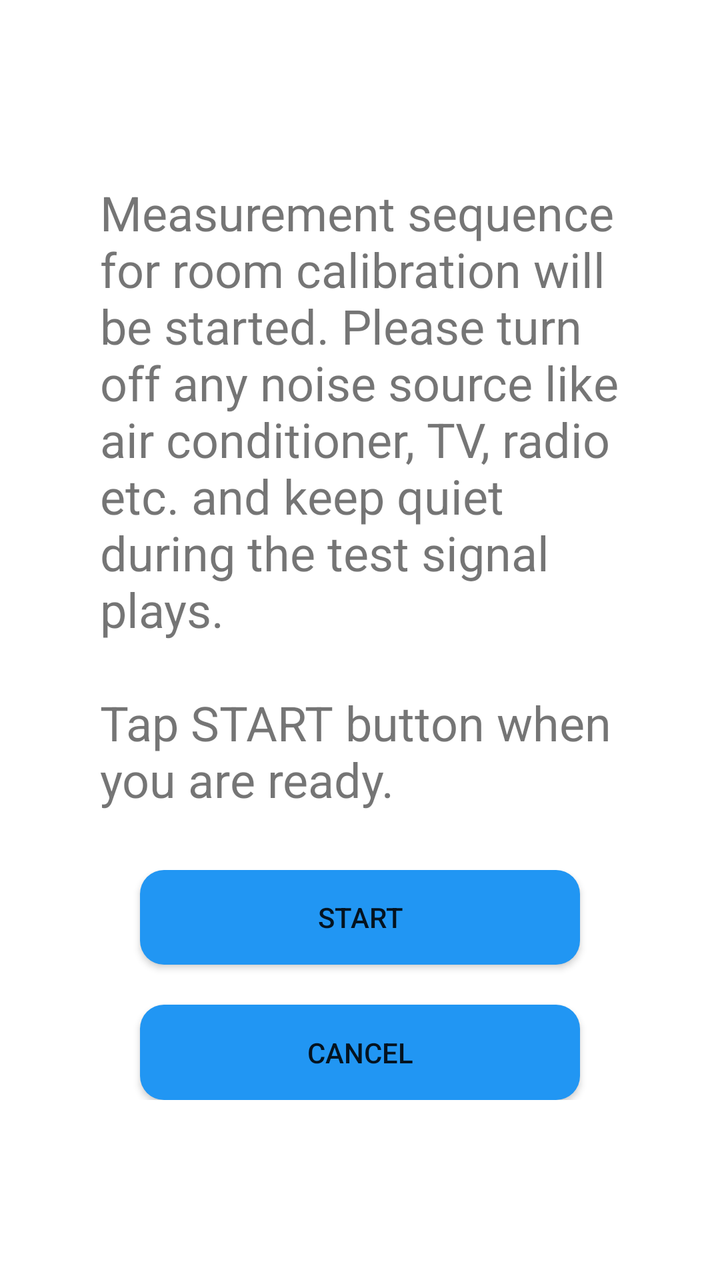
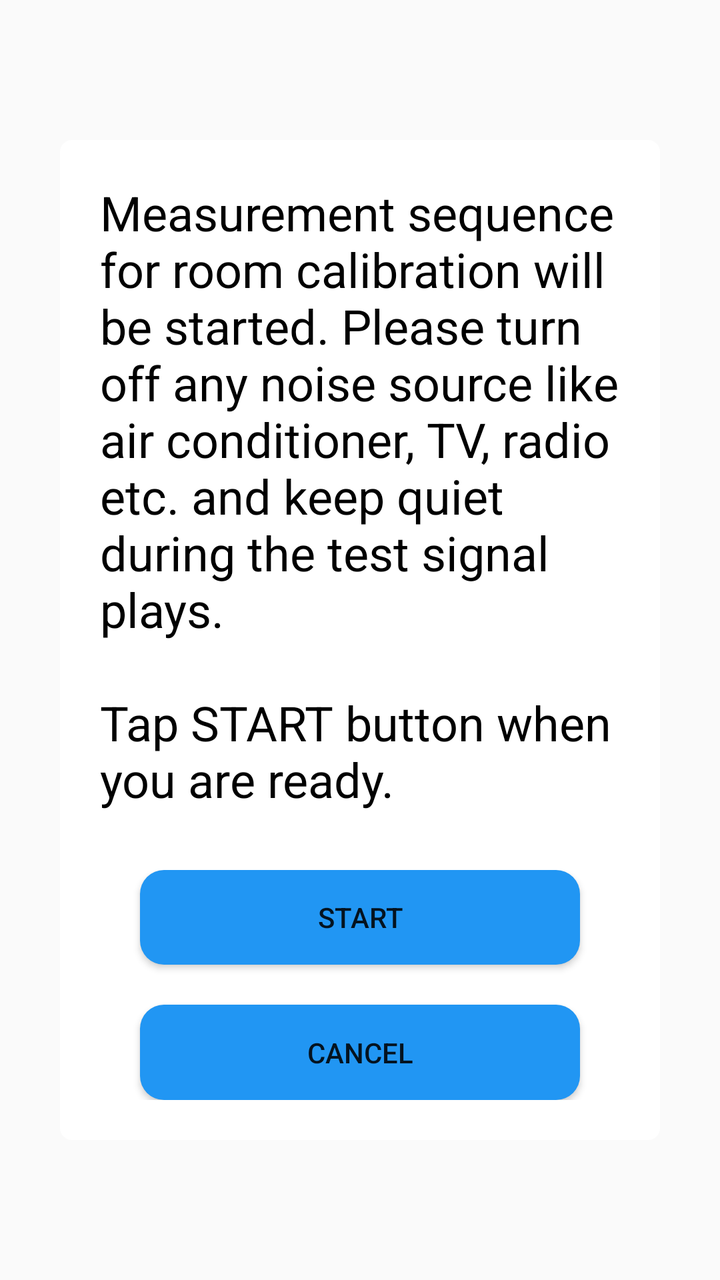

An Android layout rendered at two revisions. The XML below is the earlier revision; the diff shows what the commit changed to produce the second picture.
<!-- AndroidManifest.xml: application theme Theme.RoomEqualizer -->
<!-- res/layout/popup_layout1.xml -->
<?xml version="1.0" encoding="utf-8"?>
<LinearLayout xmlns:android="http://schemas.android.com/apk/res/android"
    xmlns:app="http://schemas.android.com/apk/res-auto"
    android:layout_width="match_parent"
    android:layout_height="match_parent"
    android:gravity="center"
    android:orientation="vertical">

    <LinearLayout
        android:layout_width="300dp"
        android:layout_height="500dp"
        android:background="@drawable/bg_popup_white"
        android:orientation="vertical"
        android:padding="20dp">

        <LinearLayout
            android:layout_width="match_parent"
            android:layout_height="0dp"
            android:layout_weight="6"
            android:orientation="horizontal">

            <TextView
                android:id="@+id/tvMessage"
                android:layout_width="match_parent"
                android:layout_height="wrap_content"
                android:text="@string/noti_measurement"
                android:textSize="24sp" />
        </LinearLayout>

        <LinearLayout
            android:layout_width="match_parent"
            android:layout_height="0dp"
            android:layout_weight="2"
            android:orientation="vertical">

            <android.widget.Button
                android:id="@+id/btnStartMeasurement"
                android:layout_width="match_parent"
                android:layout_height="0dp"
                android:layout_marginLeft="20dp"
                android:layout_marginRight="20dp"
                android:layout_marginBottom="10dp"
                android:layout_weight="1"
                android:background="@drawable/bg_button"
                android:text="@string/start" />

            <android.widget.Button
                android:id="@+id/btnCancelMeasurement"
                android:layout_width="match_parent"
                android:layout_height="0dp"
                android:layout_marginLeft="20dp"
                android:layout_marginTop="10dp"
                android:layout_marginRight="20dp"
                android:layout_weight="1"
                android:background="@drawable/bg_button"
                android:text="@string/cancel" />
        </LinearLayout>

    </LinearLayout>

</LinearLayout>
<!-- resources referenced by this layout -->
<resources>
  <!-- drawable bg_button (drawable) -->
  <?xml version="1.0" encoding="utf-8"?>
  <selector xmlns:android="http://schemas.android.com/apk/res/android">
  
      
      <item android:state_pressed="true">
          <shape android:shape="rectangle">
              <solid android:color="#2196F3" /> 
              <corners android:radius="12dp" /> 
          </shape>
      </item>
  
      
      <item>
          <shape android:shape="rectangle">
              <solid android:color="#2196F3" /> 
              <corners android:radius="12dp" /> 
          </shape>
      </item>
  
  </selector>
  <!-- drawable bg_popup_white (drawable) -->
  <?xml version="1.0" encoding="utf-8"?>
  <selector xmlns:android="http://schemas.android.com/apk/res/android">
  
      <item android:state_pressed="true">
          <shape android:shape="rectangle">
              <solid android:color="#FFFFFFFF" /> 
              <corners android:radius="6dp" /> 
          </shape>
      </item>
  
      <item>
          <shape android:shape="rectangle">
              <solid android:color="#FFFFFFFF" /> 
              <corners android:radius="6dp" /> 
          </shape>
      </item>
  
  </selector>
  <string name="cancel">CANCEL</string>
  <string name="noti_measurement">Measurement sequence for room calibration will be started. Please turn off any noise source like air conditioner, TV, radio etc. and keep quiet during the test signal plays.\n\nTap START button when you are ready.</string>
  <string name="start">START</string>
  <style name="Theme.RoomEqualizer" parent="Theme.MaterialComponents.DayNight.DarkActionBar">
          
          <item name="colorPrimary">@color/purple_500</item>
          <item name="colorPrimaryVariant">@color/purple_700</item>
          <item name="colorOnPrimary">@color/white</item>
          
          <item name="colorSecondary">@color/teal_200</item>
          <item name="colorSecondaryVariant">@color/teal_700</item>
          <item name="colorOnSecondary">@color/black</item>
          
          <item name="android:statusBarColor">?attr/colorPrimaryVariant</item>
          
      </style>
  <color name="purple_500">#FF6200EE</color>
  <color name="purple_700">#FF3700B3</color>
  <color name="white">#FFFFFFFF</color>
  <color name="teal_200">#FF03DAC5</color>
  <color name="teal_700">#FF018786</color>
  <color name="black">#FF000000</color>
</resources>

<!-- the commit's change to res/layout/popup_layout1.xml (unified diff, before → after) -->
@@ -24,6 +24,7 @@
                 android:layout_width="match_parent"
                 android:layout_height="wrap_content"
                 android:text="@string/noti_measurement"
+                android:textColor="@color/black"
                 android:textSize="24sp" />
         </LinearLayout>
 
<!-- resource entries referenced after the edit -->
@@ -43,24 +43,15 @@
   <string name="cancel">CANCEL</string>
   <string name="noti_measurement">Measurement sequence for room calibration will be started. Please turn off any noise source like air conditioner, TV, radio etc. and keep quiet during the test signal plays.\n\nTap START button when you are ready.</string>
   <string name="start">START</string>
-  <style name="Theme.RoomEqualizer" parent="Theme.MaterialComponents.DayNight.DarkActionBar">
+  <style name="Theme.RoomEqualizer" parent="Theme.AppCompat.DayNight.NoActionBar">
           
           <item name="colorPrimary">@color/purple_500</item>
-          <item name="colorPrimaryVariant">@color/purple_700</item>
-          <item name="colorOnPrimary">@color/white</item>
-          
-          <item name="colorSecondary">@color/teal_200</item>
-          <item name="colorSecondaryVariant">@color/teal_700</item>
-          <item name="colorOnSecondary">@color/black</item>
-          
-          <item name="android:statusBarColor">?attr/colorPrimaryVariant</item>
-          
+          <item name="colorPrimaryDark">@color/purple_700</item>
+          <item name="colorAccent">@color/teal_200</item>
       </style>
   <color name="purple_500">#FF6200EE</color>
   <color name="purple_700">#FF3700B3</color>
-  <color name="white">#FFFFFFFF</color>
   <color name="teal_200">#FF03DAC5</color>
-  <color name="teal_700">#FF018786</color>
   <color name="black">#FF000000</color>
 </resources>
 
